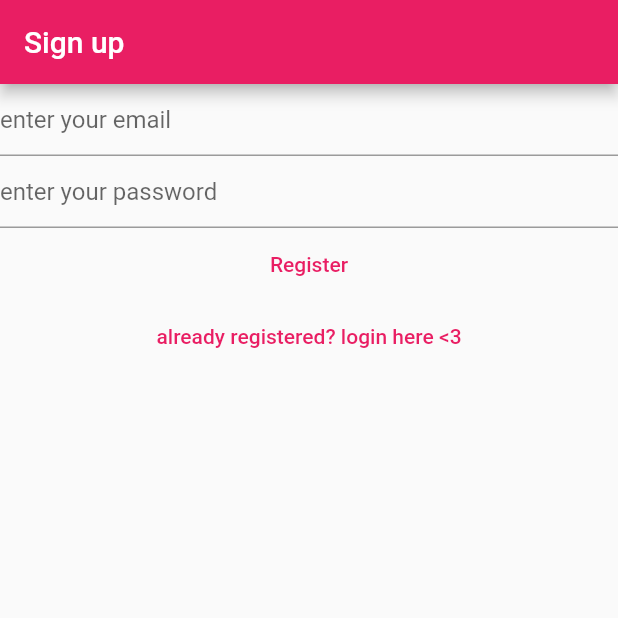
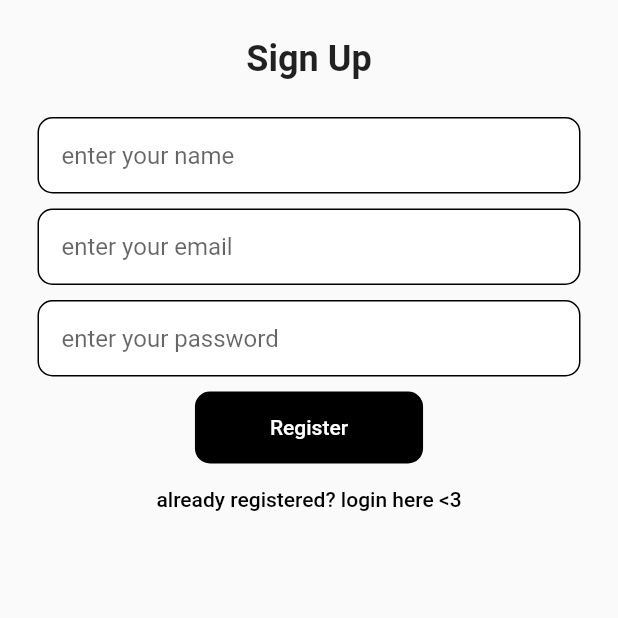
Before and after one commit to milkbreadzee/first_flutter_project, a Flutter app: the screen it shows after launch, after a tap on "register here <3", on a phone screen of 412 x 824 dp, the top half of it. Run offline on Flutter 3.47's test engine with Material 2 defaults, Android fonts, the phone set to English and light mode, and no system bars; our stand-ins replace firebase_auth, firebase_core, sqflite; accounts and stored records are empty; network calls fail.

Commit message:
signup ui

```diff
--- a/lib/main.dart
+++ b/lib/main.dart
@@ -10,11 +10,11 @@ import 'package:strawberrydaydreams/views/notes/new_note_view.dart';
 import 'package:strawberrydaydreams/views/notes/notes_view.dart';
 import 'package:strawberrydaydreams/views/register_view.dart';
 import 'package:strawberrydaydreams/views/verifyemail_view.dart';
-
+import  'package:firebase_core/firebase_core.dart';
 import 'firebase_options.dart';
 //import 'firebase_options.dart';
 
-void main() {
+void main() async {
   WidgetsFlutterBinding.ensureInitialized(); //!!!read documentation about this
   runApp(
     MaterialApp(
--- a/lib/views/login_view.dart
+++ b/lib/views/login_view.dart
@@ -46,10 +46,17 @@ class _LoginViewState extends State<LoginView> {
   Widget build(BuildContext context) {
     // return Container(); //this is what changes the bg color. color: Colors.red, inside the ()
     return Scaffold(
+      backgroundColor: Colors.grey[300],
       //Scaffold is the ownder of that white body below the blue bar.
-      appBar: AppBar(
+
+      //!---------------------!
+      //app bar commented out
+
+      /*appBar: AppBar(
         title: const Text("Login"),
-      ), //App Bar
+      ), //App Bar */
+
+       //!---------------------!
 
       //to get this, select TextButtom then ctrl + ., select wrap with Center
       body: FutureBuilder(
@@ -59,9 +66,16 @@ class _LoginViewState extends State<LoginView> {
         builder: (context, snapshot) {
           switch (snapshot.connectionState) {
             case ConnectionState.done:
-              return Column(
+              return SafeArea(
+                child: Center(
+                  child: Column(
                     children: [
+                      const SizedBox(height: 25,),
                       TextField(
+                        style: const TextStyle(
+                          fontWeight: FontWeight.normal,
+                          fontSize: 14,
+                        ),
                         controller: _email,
                         enableSuggestions: false,
                         autocorrect: false,
@@ -70,14 +84,15 @@ class _LoginViewState extends State<LoginView> {
                             const InputDecoration(hintText: "enter your email"),
                       ),
                       TextField(
+
                         controller: _password,
                         //these 3 are imp for password
                         obscureText: true,
                         enableSuggestions: false,
                         autocorrect: false,
                         //..................
-                    decoration:
-                        const InputDecoration(hintText: "enter your password"),
+                        decoration: const InputDecoration(
+                            hintText: "enter your password"),
                       ),
                       TextButton(
                         onPressed: () async {
@@ -111,7 +126,6 @@ class _LoginViewState extends State<LoginView> {
                               context,
                               'Wrong Password',
                             );
-
                           } on InvalidEmailAuthException {
                             await showErrDialog(
                               context,
@@ -134,6 +148,8 @@ class _LoginViewState extends State<LoginView> {
                         child: const Text("register here <3"),
                       )
                     ],
+                  ),
+                ),
               );
             default:
               return const Text("Loading...");
--- a/lib/views/register_view.dart
+++ b/lib/views/register_view.dart
@@ -41,9 +41,16 @@ class _RegisterViewState extends State<RegisterView> {
     // return Container(); //this is what changes the bg color. color: Colors.red, inside the ()
     return Scaffold(
       //Scaffold is the ownder of that white body below the blue bar.
+
+      //!---------------!
+
+      /*commenting out the app bar
+
       appBar: AppBar(
         title: const Text("Sign up"),
-      ), //App Bar
+      ), //App Bar*/
+
+      //!---------------!
 
       //to get this, select TextButtom then ctrl + ., select wrap with Center
       body: FutureBuilder(
@@ -55,27 +62,114 @@ class _RegisterViewState extends State<RegisterView> {
         builder: (context, snapshot) {
           switch (snapshot.connectionState) {
             case ConnectionState.done:
-              return Column(
+              return SafeArea(
+                  child: Center(
+                child: Column(
                   children: [
-                  TextField(
+                    const SizedBox(
+                      height: 25,
+                    ),
+                    const Text(
+                      'Sign Up',
+                      style: TextStyle(
+                        //fontFamily: ,
+                        fontWeight: FontWeight.bold,
+                        fontSize: 24,
+                      ),
+                    ),
+                    const SizedBox(
+                      height: 25,
+                    ),
+
+                    Padding(
+                      padding: const EdgeInsets.symmetric(horizontal: 25.0),
+                      child: Container(
+                        decoration: BoxDecoration(
+                          borderRadius: BorderRadius.circular(10),
+                          color: Colors.white,
+                          border: Border.all(color: Colors.black),
+                        ),
+                        child: TextField(
+                          controller: _email,
+                          enableSuggestions: false,
+                          autocorrect: false,
+                          keyboardType: TextInputType.name,
+                          decoration: const InputDecoration(
+                              hintText: "enter your name",
+                              border: InputBorder.none,
+                              contentPadding: EdgeInsets.all(15.0)),
+                        ),
+                      ),
+                    ),
+
+                    const SizedBox(
+                      height: 10,
+                    ),
+
+                    Padding(
+                      padding: const EdgeInsets.symmetric(horizontal: 25.0),
+                      child: Container(
+                        decoration: BoxDecoration(
+                          borderRadius: BorderRadius.circular(10),
+                          color: Colors.white,
+                          border: Border.all(color: Colors.black),
+                        ),
+                        child: TextField(
                           controller: _email,
                           enableSuggestions: false,
                           autocorrect: false,
                           keyboardType: TextInputType.emailAddress,
-                    decoration:
-                        const InputDecoration(hintText: "enter your email"),
+                          decoration: const InputDecoration(
+                              hintText: "enter your email",
+                              border: InputBorder.none,
+                              contentPadding: EdgeInsets.all(15.0)),
                         ),
-                  TextField(
+                      ),
+                    ),
+                    const SizedBox(
+                      height: 10,
+                    ),
+                    Padding(
+                      padding: const EdgeInsets.symmetric(horizontal: 25.0),
+                      child: Container(
+                        decoration: BoxDecoration(
+                          borderRadius: BorderRadius.circular(10),
+                          color: Colors.white,
+                          border: Border.all(color: Colors.black),
+                        ),
+                        child: TextField(
                           controller: _password,
                           //these 3 are imp for password
                           obscureText: true,
                           enableSuggestions: false,
                           autocorrect: false,
                           //..................
-                    decoration:
-                        const InputDecoration(hintText: "enter your password"),
+                          decoration: const InputDecoration(
+                            hintText: "enter your password",
+                            border: InputBorder.none,
+                            contentPadding: EdgeInsets.all(15.0),
                           ),
-                  TextButton(
+                        ),
+                      ),
+                    ),
+
+                    const SizedBox(
+                      height: 10,
+                    ),
+
+                    Padding(
+                      padding: const EdgeInsets.symmetric(horizontal: 25.0,),
+                      child: Container(
+                        decoration: BoxDecoration(
+                          color: Colors.black,
+                          borderRadius: BorderRadius.circular(10),
+                        ),
+                        child: TextButton(
+                          style: ButtonStyle(
+                            padding: MaterialStateProperty.all(
+                            const EdgeInsets.symmetric(vertical: 5, horizontal: 50)),
+                            foregroundColor: MaterialStateProperty.all(Colors.white), //h =135
+                          ),
                           onPressed: () async {
                             final email = _email.text;
                             final password = _password.text;
@@ -93,12 +187,12 @@ class _RegisterViewState extends State<RegisterView> {
                                 context,
                                 'Email Already In Use',
                               );
-                      } on WeakPasswordAuthException{
+                            } on WeakPasswordAuthException {
                               await showErrDialog(
                                 context,
                                 'Weak Password',
                               );
-                      }on InvalidEmailAuthException {
+                            } on InvalidEmailAuthException {
                               await showErrDialog(
                                 context,
                                 'Invalid Email',
@@ -112,14 +206,22 @@ class _RegisterViewState extends State<RegisterView> {
                           },
                           child: const Text('Register'),
                         ),
+                      ),
+                    ),
+
+
                     TextButton(
+                        style: ButtonStyle(
+                          foregroundColor: MaterialStateProperty.all(Colors.black),
+                        ),
                         onPressed: () {
                           Navigator.of(context).pushNamedAndRemoveUntil(
                               loginRoute, (route) => false);
                         },
                         child: const Text('already registered? login here <3')),
                   ],
-              );
+                ),
+              ));
             default:
               return const Text("Loading...");
           }
```
Lines whose indentation alone changed are shown as unchanged.
